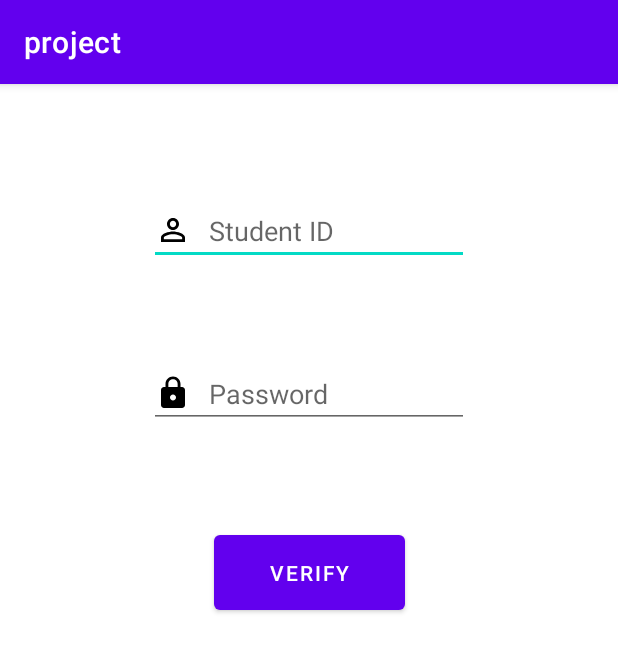
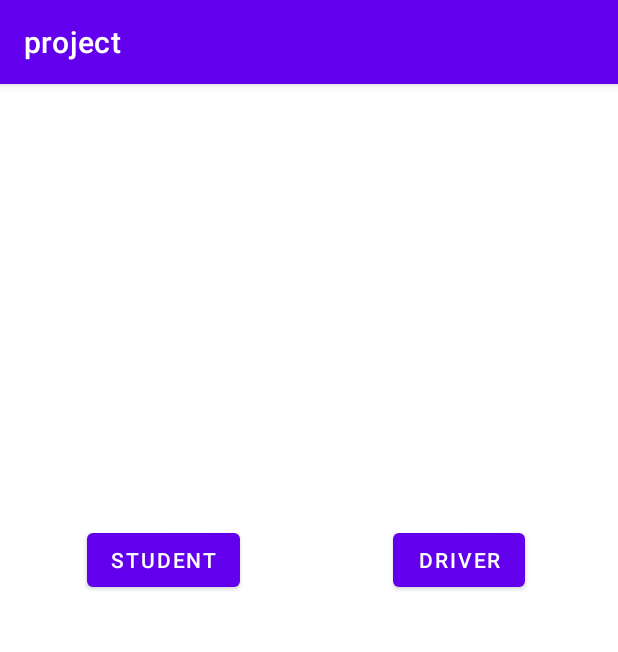
Before and after one commit to kartiks1105/safe-wait-app, an Android app: the screen it shows after launch (MainActivity before the commit, StartScreen after it), on a phone screen of 412 x 824 dp. Shown: the top 652 px of the screen. Run offline under Robolectric (Android 15) with nearby library versions, the phone set to English and light mode, and no system bars.

Commit message:
start screen works and driver can only login as a driver

```diff
--- a/app/src/main/AndroidManifest.xml
+++ b/app/src/main/AndroidManifest.xml
@@ -29,6 +29,12 @@
         <activity android:name=".MainDisplay">
 
         </activity>
+        <activity android:name=".StartScreen">
+
+        </activity>
+        <activity android:name=".LoginScreen">
+
+        </activity>
     </application>
 
 </manifest>
--- a/app/src/main/java/ca/unb/mobiledev/project/MainActivity.kt
+++ b/app/src/main/java/ca/unb/mobiledev/project/MainActivity.kt
@@ -1,82 +1,15 @@
 package ca.unb.mobiledev.project
 
-import android.content.Context
 import android.content.Intent
+import android.os.Bundle
 import androidx.appcompat.app.AppCompatActivity
-import android.os.Bundle
-import android.view.View
-import android.widget.Button
-import android.widget.EditText
-import android.widget.ProgressBar
-import ca.unb.mobiledev.project.databinding.ActivityMainBinding
-import org.json.JSONObject
-import java.net.HttpURLConnection
-import java.net.URL
 
-class MainActivity : AppCompatActivity() {
-
-    private lateinit var binding: ActivityMainBinding
+class MainActivity: AppCompatActivity() {
 
     override fun onCreate(savedInstanceState: Bundle?) {
         super.onCreate(savedInstanceState)
-        binding = ActivityMainBinding.inflate(layoutInflater)
-        setContentView(R.layout.get_student_id)
-        var button = findViewById<Button>(R.id.verify)
-        button.setOnClickListener {
-            val loading = findViewById<ProgressBar>(R.id.progressBar)
-            button.text = ""
-            button.isEnabled = false
-            loading.visibility = View.VISIBLE
-            verifyStudentInfo(this, loading, button).start()
-        }
+        val intent = Intent(this, StartScreen::class.java)
+        this.startActivity(intent)
     }
 
-    private fun verifyStudentInfo(parentActivity: AppCompatActivity,
-                                  loading: ProgressBar, verify: Button) : Thread {
-        return Thread {
-
-            var studentId = findViewById<EditText>(R.id.student_id)
-            var password = findViewById<EditText>(R.id.password)
-
-            val url = URL("http://10.0.2.2:5000/getStudentInformation?studentId="
-                    + studentId.text + "&password=" + password.text)
-
-            with(url.openConnection() as HttpURLConnection) {
-                requestMethod = "GET"  // optional default is GET
-
-                println("\nSent 'GET' request to URL : $url; Response Code : $responseCode")
-
-                val stringBuilder = StringBuilder()
-
-                inputStream.bufferedReader().use {
-                    it.lines().forEach { line ->
-                        stringBuilder.append(line)
-                    }
-                }
-
-                try {
-                    var response = JSONObject(stringBuilder.toString())
-                    var studentInformation = response.get("StudentInformation")
-                    if (studentInformation.javaClass.kotlin.qualifiedName != null) {
-                        var intent = Intent(parentActivity, MainDisplay::class.java)
-                        intent.putExtra("StudentInformation", studentInformation.toString())
-                        parentActivity.startActivity(intent)
-                    } else {
-                        runOnUiThread {
-                            kotlin.run {
-                                studentId.error = "Invalid Student Id or password"
-                                password.error = "Invalid Student Id or password"
-                                loading.visibility = View.INVISIBLE
-                                verify.isEnabled = true
-                                verify.text = "Verify"
-                            }
-                        }
-                    }
-
-                } catch (e: Exception) {
-
-                }
-            }
-        }
-    }
 }
--- /dev/null
+++ b/app/src/main/java/ca/unb/mobiledev/project/StartScreen.kt
@@ -0,0 +1,24 @@
+package ca.unb.mobiledev.project
+
+import android.content.Intent
+import android.os.Bundle
+import android.widget.Button
+import androidx.appcompat.app.AppCompatActivity
+
+class StartScreen: AppCompatActivity() {
+    override fun onCreate(savedInstanceState: Bundle?) {
+        super.onCreate(savedInstanceState)
+        setContentView(R.layout.student_driver)
+        val student = findViewById<Button>(R.id.student)
+        val driver = findViewById<Button>(R.id.driver)
+        var intent = Intent(this, LoginScreen::class.java)
+        student.setOnClickListener {
+            intent.putExtra("ProfileType", "Student")
+            this.startActivity(intent)
+        }
+        driver.setOnClickListener {
+            intent.putExtra("ProfileType", "Driver")
+            this.startActivity(intent)
+        }
+    }
+}
--- /dev/null
+++ b/app/src/main/res/layout/student_driver.xml
@@ -0,0 +1,26 @@
+<?xml version="1.0" encoding="utf-8"?>
+<androidx.constraintlayout.widget.ConstraintLayout xmlns:android="http://schemas.android.com/apk/res/android"
+    xmlns:app="http://schemas.android.com/apk/res-auto"
+    xmlns:tools="http://schemas.android.com/tools"
+    android:layout_width="match_parent"
+    android:layout_height="match_parent">
+
+    <Button
+        android:id="@+id/student"
+        android:layout_width="wrap_content"
+        android:layout_height="wrap_content"
+        android:layout_marginStart="58dp"
+        android:layout_marginTop="293dp"
+        android:text="Student"
+        app:layout_constraintStart_toStartOf="parent"
+        app:layout_constraintTop_toTopOf="parent" />
+
+    <Button
+        android:id="@+id/driver"
+        android:layout_width="wrap_content"
+        android:layout_height="wrap_content"
+        android:layout_marginEnd="62dp"
+        android:text="Driver"
+        app:layout_constraintBaseline_toBaselineOf="@+id/student"
+        app:layout_constraintEnd_toEndOf="parent" />
+</androidx.constraintlayout.widget.ConstraintLayout>
```
Also changed, not shown: app/src/main/java/ca/unb/mobiledev/project/LoginScreen.kt (added, +137 -0 lines).
